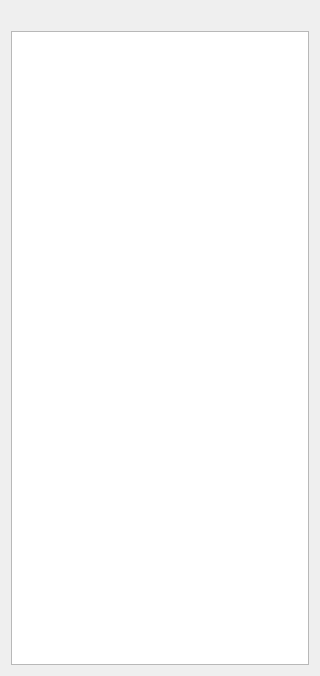
This is gitbuster/branch_view.ui in mike-perdide/gitbuster as Qt 5 draws it before an edit. The edited form follows.
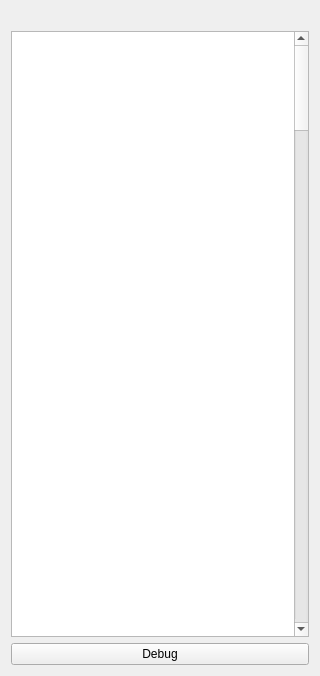
This is the edited form.

Commit message: Setting the size of the sceneRect.

```diff
--- a/gitbuster/branch_view.ui
+++ b/gitbuster/branch_view.ui
@@ -28,7 +28,32 @@
     </widget>
    </item>
    <item row="1" column="0">
-    <widget class="QGraphicsView" name="graphicsView"/>
+    <widget class="QGraphicsView" name="graphicsView">
+     <property name="focusPolicy">
+      <enum>Qt::NoFocus</enum>
+     </property>
+     <property name="verticalScrollBarPolicy">
+      <enum>Qt::ScrollBarAsNeeded</enum>
+     </property>
+     <property name="sceneRect">
+      <rectf>
+       <x>0.000000000000000</x>
+       <y>0.000000000000000</y>
+       <width>260.000000000000000</width>
+       <height>10000.000000000000000</height>
+      </rectf>
+     </property>
+     <property name="alignment">
+      <set>Qt::AlignBottom|Qt::AlignJustify</set>
+     </property>
+    </widget>
+   </item>
+   <item row="2" column="0">
+    <widget class="QPushButton" name="debug">
+     <property name="text">
+      <string>Debug</string>
+     </property>
+    </widget>
    </item>
   </layout>
  </widget>
```
